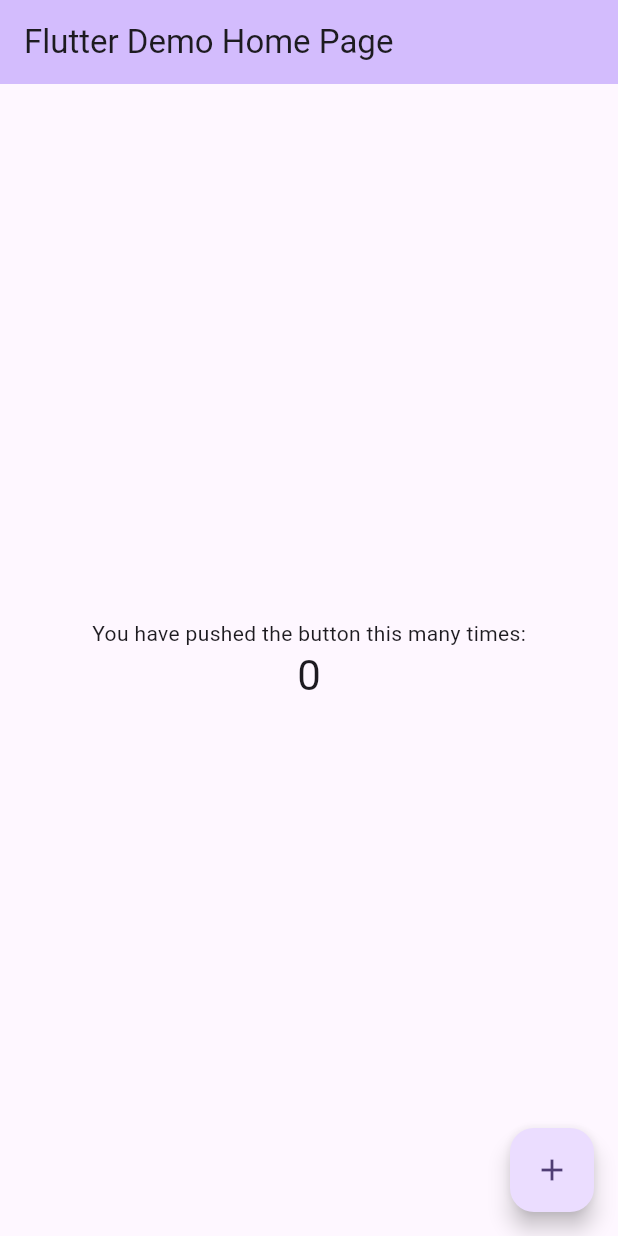
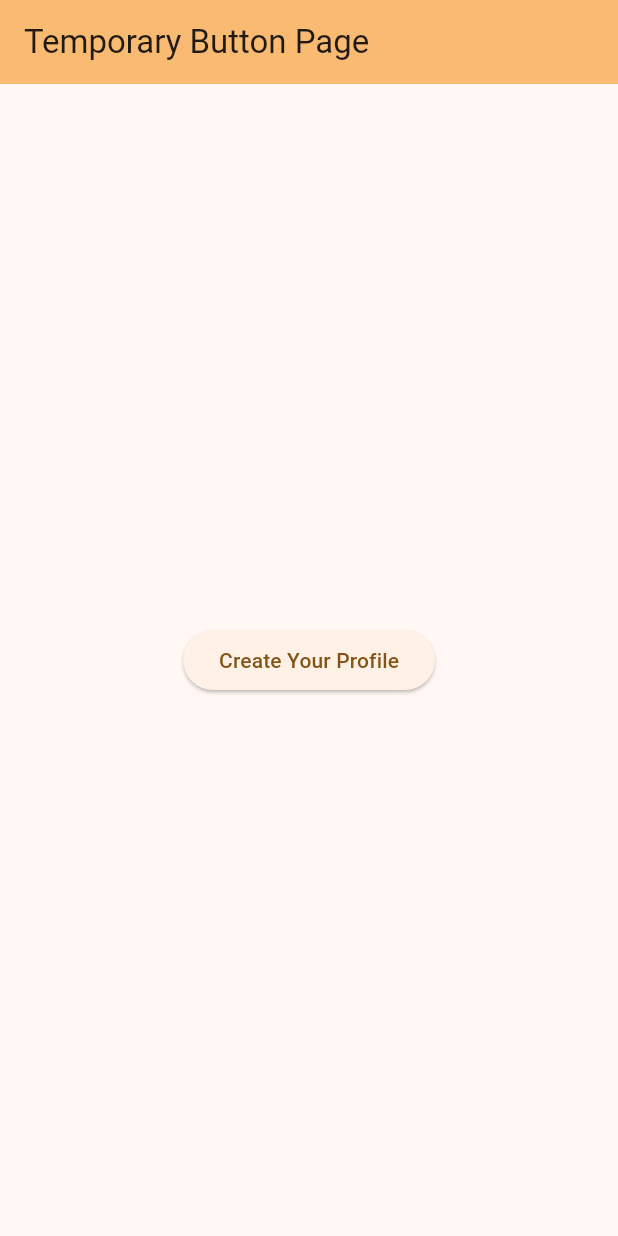
Before and after one commit to Edwinexd/dsv-pvt, a Flutter app: the screen it shows after launch, on a phone screen of 412 x 824 dp. Run offline on Flutter 3.47's test engine with Material 3 defaults, Android fonts, the phone set to English and light mode, and no system bars.

Commit message:
Created a foundation for a profile creation page. Three TextFormField for name, email and Interests. For now, the "picture" is only a placeholder, so is the links. But it runs. and their And a slider for Skill Level which returns an int. UserProfile as DTO.

```diff
--- a/flutter_application/lib/main.dart
+++ b/flutter_application/lib/main.dart
@@ -1,4 +1,5 @@
 import 'package:flutter/material.dart';
+import 'create-profile-page.dart';
 
 void main() {
   runApp(const MyApp());
@@ -7,46 +8,22 @@ void main() {
 class MyApp extends StatelessWidget {
   const MyApp({super.key});
 
-  // This widget is the root of your application.
   @override
   Widget build(BuildContext context) {
     return MaterialApp(
-      title: 'Flutter Demo',
+      title: 'Temporary Button',
       theme: ThemeData(
-        // This is the theme of your application.
-        //
-        // TRY THIS: Try running your application with "flutter run". You'll see
-        // the application has a purple toolbar. Then, without quitting the app,
-        // try changing the seedColor in the colorScheme below to Colors.green
-        // and then invoke "hot reload" (save your changes or press the "hot
-        // reload" button in a Flutter-supported IDE, or press "r" if you used
-        // the command line to start the app).
-        //
-        // Notice thatf the counter didn't reset back to zero; the application
-        // state is not lost during the reload. To reset the state, use hot
-        // restart instead.
-        //
-        // This works for code too, not just values: Most code changes can be
-        // tested with just a hot reload.
-        colorScheme: ColorScheme.fromSeed(seedColor: Colors.deepPurple),
+        colorScheme: ColorScheme.fromSeed(seedColor: Color.fromARGB(255, 201, 132, 41)),
         useMaterial3: true,
       ),
-      home: const MyHomePage(title: 'Flutter Demo Home Page'),
+      home: const MyHomePage(title: 'Temporary Button Page'),
+      debugShowCheckedModeBanner: false,
     );
   }
 }
 
 class MyHomePage extends StatefulWidget {
   const MyHomePage({super.key, required this.title});
-
-  // This widget is the home page of your application. It is stateful, meaning
-  // that it has a State object (defined below) that contains fields that affect
-  // how it looks.
-
-  // This class is the configuration for the state. It holds the values (in this
-  // case the title) provided by the parent (in this case the App widget) and
-  // used by the build method of the State. Fields in a Widget subclass are
-  // always marked "final".
 
   final String title;
 
@@ -55,71 +32,24 @@ class MyHomePage extends StatefulWidget {
 }
 
 class _MyHomePageState extends State<MyHomePage> {
-  int _counter = 0;
-
-  void _incrementCounter() {
-    setState(() {
-      // This call to setState tells the Flutter framework that something has
-      // changed in this State, which causes it to rerun the build method below
-      // so that the display can reflect the updated values. If we changed
-      // _counter without calling setState(), then the build method would not be
-      // called again, and so nothing would appear to happen.
-      _counter++;
-    });
-  }
-
   @override
   Widget build(BuildContext context) {
-    // This method is rerun every time setState is called, for instance as done
-    // by the _incrementCounter method above.
-    //
-    // The Flutter framework has been optimized to make rerunning build methods
-    // fast, so that you can just rebuild anything that needs updating rather
-    // than having to individually change instances of widgets.
     return Scaffold(
       appBar: AppBar(
-        // TRY THIS: Try changing the color here to a specific color (to
-        // Colors.amber, perhaps?) and trigger a hot reload to see the AppBar
-        // change color while the other colors stay the same.
         backgroundColor: Theme.of(context).colorScheme.inversePrimary,
-        // Here we take the value from the MyHomePage object that was created by
-        // the App.build method, and use it to set our appbar title.
         title: Text(widget.title),
       ),
       body: Center(
-        // Center is a layout widget. It takes a single child and positions it
-        // in the middle of the parent.
-        child: Column(
-          // Column is also a layout widget. It takes a list of children and
-          // arranges them vertically. By default, it sizes itself to fit its
-          // children horizontally, and tries to be as tall as its parent.
-          //
-          // Column has various properties to control how it sizes itself and
-          // how it positions its children. Here we use mainAxisAlignment to
-          // center the children vertically; the main axis here is the vertical
-          // axis because Columns are vertical (the cross axis would be
-          // horizontal).
-          //
-          // TRY THIS: Invoke "debug painting" (choose the "Toggle Debug Paint"
-          // action in the IDE, or press "p" in the console), to see the
-          // wireframe for each widget.
-          mainAxisAlignment: MainAxisAlignment.center,
-          children: <Widget>[
-            const Text(
-              'You have pushed the button this many times:',
-            ),
-            Text(
-              '$_counter',
-              style: Theme.of(context).textTheme.headlineMedium,
-            ),
-          ],
+        child: ElevatedButton(
+          onPressed: () {
+            Navigator.push(
+              context,
+              MaterialPageRoute(builder: (context) => CreateProfilePage()),
+            );
+          },
+          child: const Text('Create Your Profile'),
         ),
       ),
-      floatingActionButton: FloatingActionButton(
-        onPressed: _incrementCounter,
-        tooltip: 'Increment',
-        child: const Icon(Icons.add),
-      ), // This trailing comma makes auto-formatting nicer for build methods.
     );
   }
 }
--- a/flutter_application/pubspec.yaml
+++ b/flutter_application/pubspec.yaml
@@ -60,6 +60,7 @@ flutter:
 
   # To add assets to your application, add an assets section, like this:
   # assets:
+  #    - assets/default_profile.png
   #   - images/a_dot_burr.jpeg
   #   - images/a_dot_ham.jpeg
 
```
Also changed, not shown: flutter_application/lib/create-profile-page.dart (added, +116 -0 lines), flutter_application/lib/user-profile.dart (added, +17 -0 lines).
